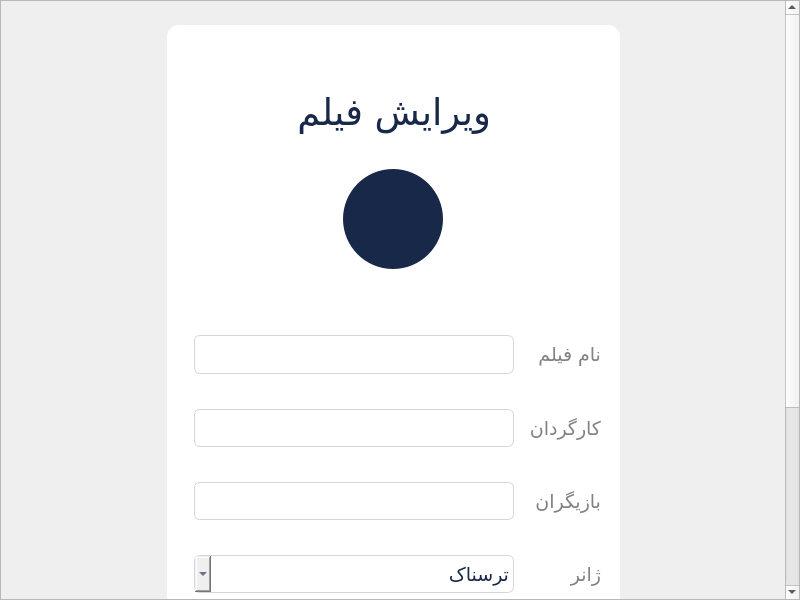
Above: editmovie.ui from seyedmahdii/cinema_project before the change. Below: the same form after it.
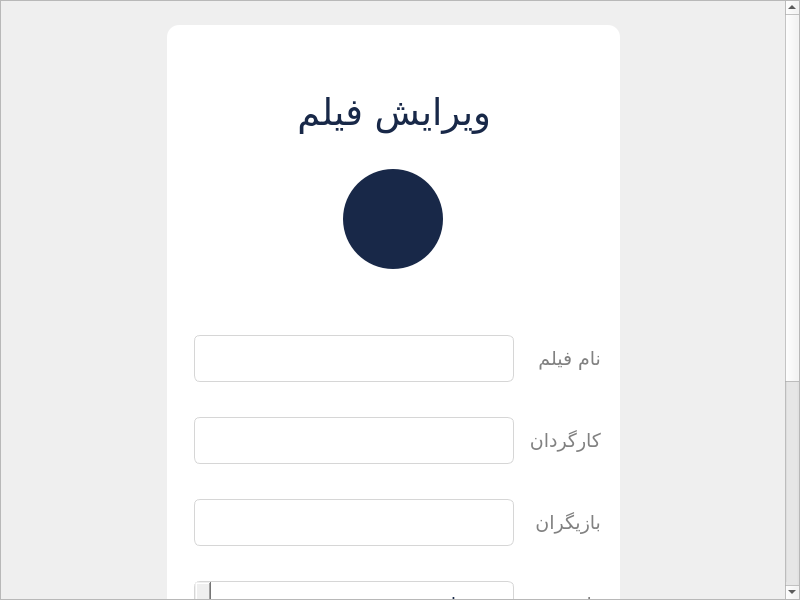
That is the form after the change. Icons and pictures are not drawn.

```diff
--- a/editmovie.ui
+++ b/editmovie.ui
@@ -116,7 +116,7 @@
          <x>0</x>
          <y>0</y>
          <width>781</width>
-         <height>869</height>
+         <height>929</height>
         </rect>
        </property>
        <layout class="QHBoxLayout" name="horizontalLayout_2">
@@ -141,7 +141,7 @@
           <property name="minimumSize">
            <size>
             <width>450</width>
-            <height>840</height>
+            <height>900</height>
            </size>
           </property>
           <property name="frameShape">
@@ -544,7 +544,7 @@
                    </property>
                    <item>
                     <property name="text">
-                     <string>ترسناک</string>
+                     <string>horror</string>
                     </property>
                    </item>
                    <item>
```
Left out of the diff: 14 changed lines with no effect on the pictures.
